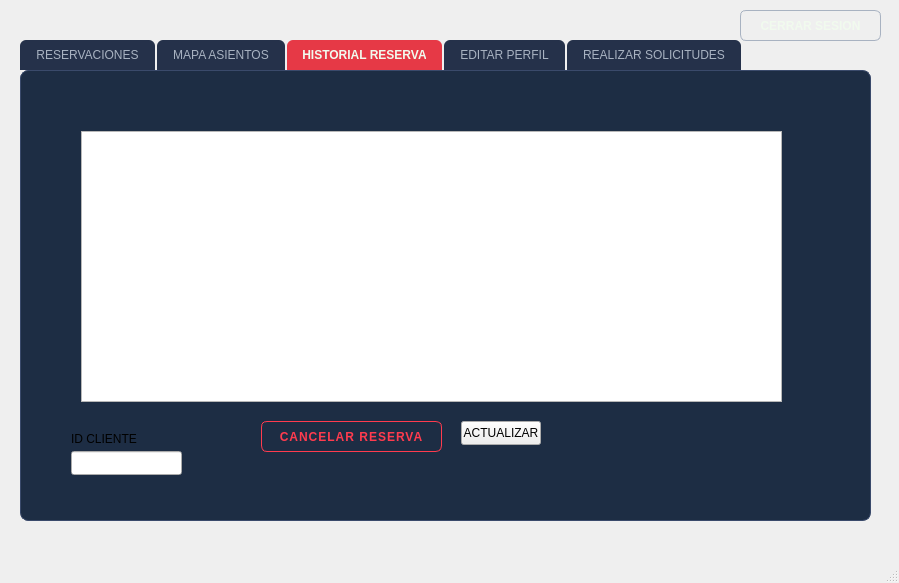
The window that FASE2/mainwindow.ui (SABANd5/EDD_2S2026_PY_202303371) describes before a commit, drawn with Qt 5.
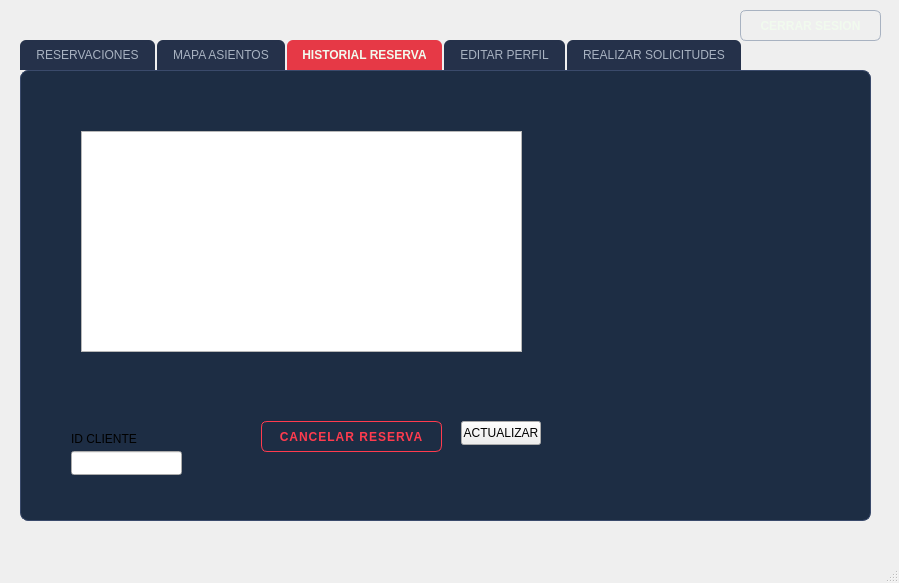
The same window after the commit. The open tabs and pages were chosen to show the change.

Commit message: Editar perfil fin

Diff of the .ui file:
```diff
--- a/FASE2/mainwindow.ui
+++ b/FASE2/mainwindow.ui
@@ -1045,8 +1045,8 @@
          <rect>
           <x>60</x>
           <y>60</y>
-          <width>701</width>
-          <height>271</height>
+          <width>441</width>
+          <height>221</height>
          </rect>
         </property>
        </widget>
```
Left out of the diff: 8 changed lines with no effect on the pictures. The commit also changes 2 other files.
